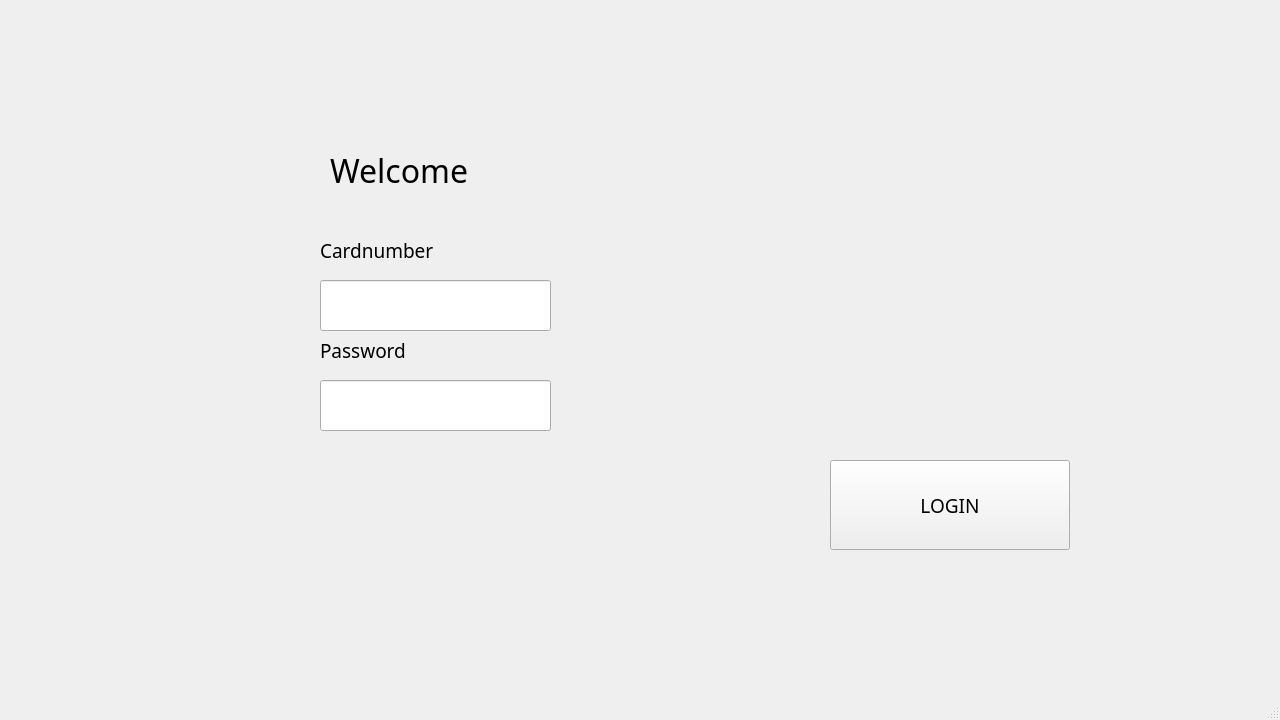
22kmo-project/group_2, file frontend/mainwindow.ui: the form before one commit.
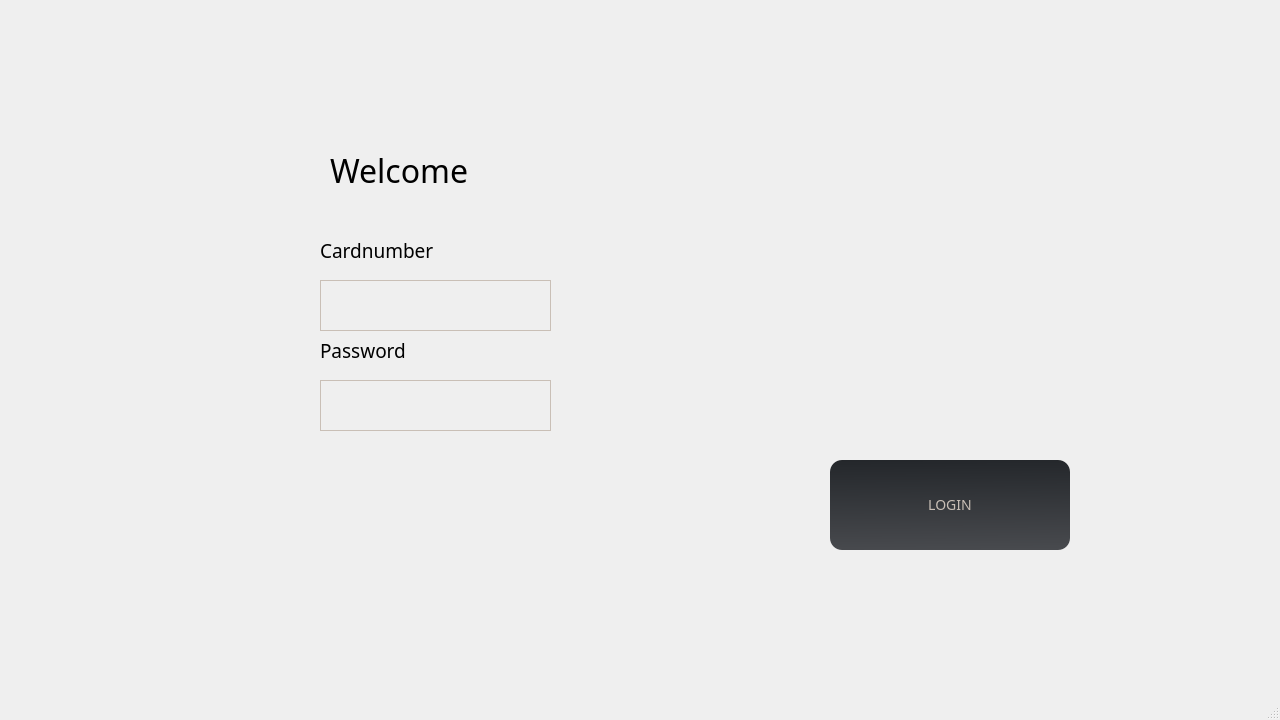
The form after the commit.

```diff
--- a/frontend/mainwindow.ui
+++ b/frontend/mainwindow.ui
@@ -13,6 +13,12 @@
     <height>720</height>
    </rect>
   </property>
+  <property name="sizePolicy">
+   <sizepolicy hsizetype="Fixed" vsizetype="Fixed">
+    <horstretch>0</horstretch>
+    <verstretch>0</verstretch>
+   </sizepolicy>
+  </property>
   <property name="minimumSize">
    <size>
     <width>1280</width>
@@ -34,6 +40,11 @@
   <property name="windowTitle">
    <string>Login</string>
   </property>
+  <property name="styleSheet">
+   <string notr="true">background-color: qlineargradient(spread:pad, x1:0.46, y1:0, x2:0.472, y2:1, stop:0 rgba(0, 20, 15, 255), stop:1 rgba(17, 73, 74, 255));
+color: #c9bfb6;
+QLabel{background-color: transparent;}</string>
+  </property>
   <widget class="QWidget" name="centralwidget">
    <widget class="QLabel" name="label_cardnumber">
     <property name="geometry">
@@ -69,6 +80,9 @@
       <pointsize>14</pointsize>
      </font>
     </property>
+    <property name="styleSheet">
+     <string notr="true">background-color: transparent;</string>
+    </property>
     <property name="text">
      <string>Password</string>
     </property>
@@ -82,6 +96,17 @@
       <height>51</height>
      </rect>
     </property>
+    <property name="font">
+     <font>
+      <family>Century Gothic</family>
+      <pointsize>14</pointsize>
+     </font>
+    </property>
+    <property name="styleSheet">
+     <string notr="true">background-color: transparent;
+border: 1px solid #c9bfb6;
+padding: 8px;</string>
+    </property>
    </widget>
    <widget class="QLineEdit" name="lineEdit_password">
     <property name="geometry">
@@ -92,6 +117,17 @@
       <height>51</height>
      </rect>
     </property>
+    <property name="font">
+     <font>
+      <family>Century Gothic</family>
+      <pointsize>14</pointsize>
+     </font>
+    </property>
+    <property name="styleSheet">
+     <string notr="true">background-color: transparent;
+border: 1px solid #c9bfb6;
+padding: 8px;</string>
+    </property>
    </widget>
    <widget class="QPushButton" name="btn_login">
     <property name="geometry">
@@ -111,10 +147,17 @@
     <property name="font">
      <font>
       <family>Century Gothic</family>
-      <pointsize>14</pointsize>
+      <pointsize>-1</pointsize>
       <bold>false</bold>
      </font>
     </property>
+    <property name="styleSheet">
+     <string notr="true">background-color: qlineargradient(spread:pad, x1:0.494, y1:0, x2:0.517, y2:1, stop:0 rgba(36, 39, 43, 255), stop:1 rgba(72, 74, 78, 255));
+border:0px solid black;
+border-radius: 12px;
+color: #c9bfb6;
+font-size: 14px;</string>
+    </property>
     <property name="text">
      <string>LOGIN</string>
     </property>
```
Left out of the diff: 9 changed lines with no effect on the pictures.
